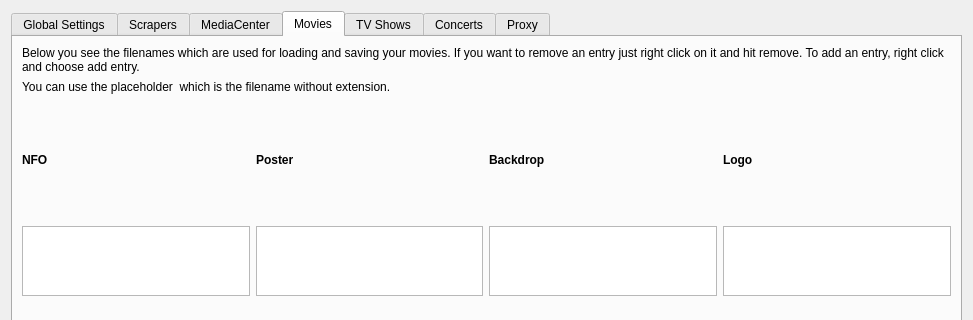
This is settings/SettingsWidget.ui in Komet/MediaElch as Qt 5 draws it before an edit; both pictures show x 0 to 973 and y 0 to 320 of the 973 by 805 pixel window. The edited form follows.
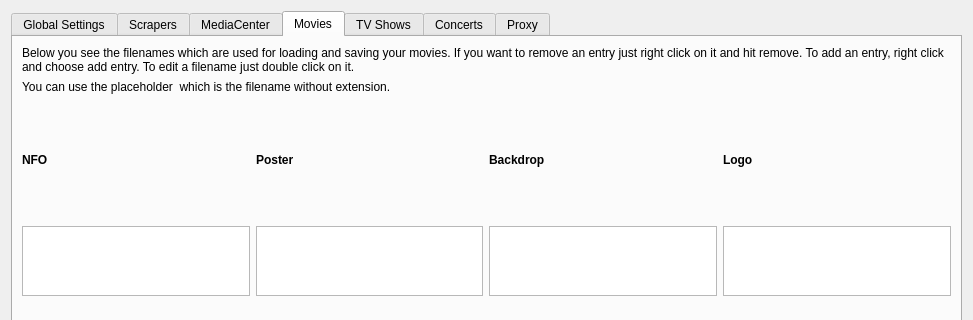
This is the edited form. The open tabs and pages were chosen to show the change. Icons and pictures are not drawn. Custom widgets are drawn as their Qt base class.

```diff
--- a/settings/SettingsWidget.ui
+++ b/settings/SettingsWidget.ui
@@ -562,7 +562,7 @@
        <item>
         <widget class="QLabel" name="label_43">
          <property name="text">
-          <string>Below you see the filenames which are used for loading and saving your movies. If you want to remove an entry just right click on it and hit remove. To add an entry, right click and choose add entry.</string>
+          <string>Below you see the filenames which are used for loading and saving your movies. If you want to remove an entry just right click on it and hit remove. To add an entry, right click and choose add entry. To edit a filename just double click on it.</string>
          </property>
          <property name="wordWrap">
           <bool>true</bool>
```
Left out of the diff: 4 changed lines with no effect on the pictures.
